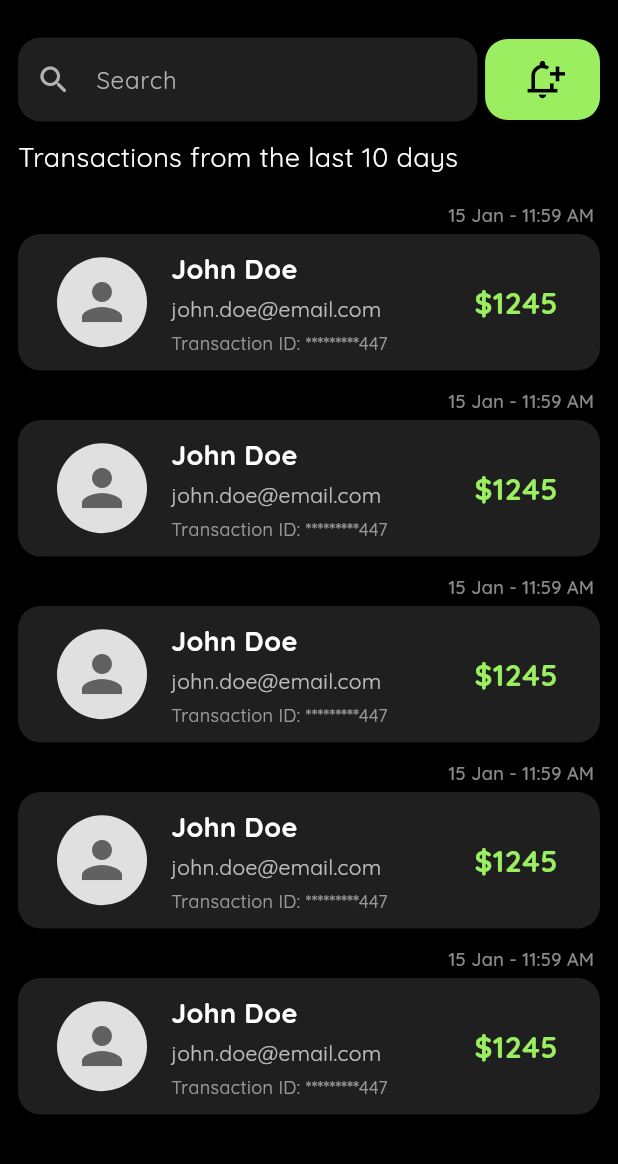
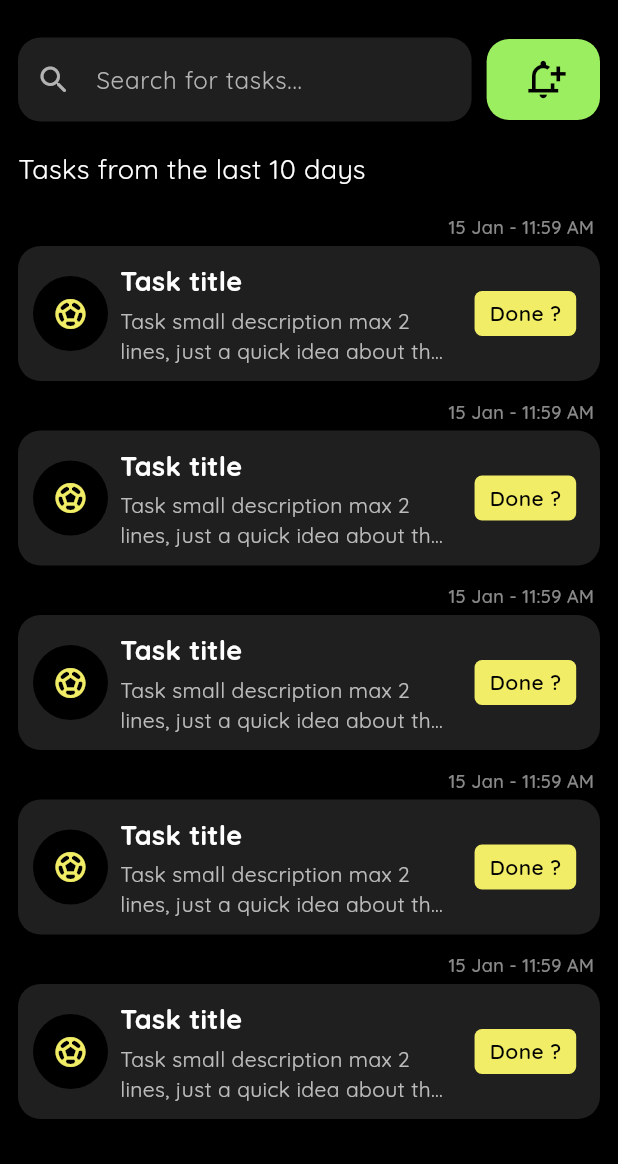
Before and after one commit to itsmeidris/reminder_of_tasks, a Flutter app: the screen it shows after launch, on a phone screen of 412 x 824 dp, the part 72-1236 px from its top. Run offline on Flutter 3.47's test engine with Material 3 defaults, Android fonts, the light colour scheme and no system bars; our stand-ins replace device_preview, flutter_local_notifications, go_router, google_fonts.

Commit message:
Notifications UI triggerig done

```diff
--- a/lib/core/app_colors.dart
+++ b/lib/core/app_colors.dart
@@ -5,7 +5,8 @@ class AppColors {
   static const myBlack2 = Color(0xFF1F1F1F);
   static const myWhite = Color(0xFFFFFFFF);
   static const myWhite2 = Color(0xFFB3B3B3);
-
   static const myGreen = Color(0xFF9AEE60);
-
+  static const myYellow = Color(0xFFF2ED66);
+  static const myRed = Color(0xFFE14D11);
+  static const myBlue = Color(0xFF0069FF);
 }
--- a/lib/views/screens/notifications_screen.dart
+++ b/lib/views/screens/notifications_screen.dart
@@ -1,6 +1,7 @@
 import 'package:flutter/material.dart';
 import 'package:notification_app/core/app_colors.dart';
 import 'package:notification_app/services/notifications_service.dart';
+import 'package:notification_app/views/widgets/custom_add_task_button.dart';
 import 'package:notification_app/views/widgets/custom_app_bar.dart';
 import 'package:notification_app/views/widgets/custom_notification.dart';
 import 'package:notification_app/views/widgets/custom_search_bar.dart';
@@ -16,7 +17,6 @@ class _NotificationsScreenState extends State<NotificationsScreen> {
   @override
   void initState() {
     super.initState();
-    Future.delayed(Duration(seconds: 5), triggerNotification);
   }
 
   void triggerNotification() {
@@ -42,18 +42,30 @@ class _NotificationsScreenState extends State<NotificationsScreen> {
           spacing: 10,
           crossAxisAlignment: CrossAxisAlignment.start,
           children: [
-            CustomActionsBar(
-              onSearchTap: () {},
-              onAddTaskTap: () {
-                scheduleNotification(); // Schedule the notification here
-              },
+            Row(
+              spacing: 10,
+              children: [
+                Expanded(
+                  flex: 4,
+                  child: CustomSearchBar(onSearchTap: () {}),
+                ),
+                Expanded(
+                  flex: 1,
+                  child: CustomAddTaskButton(onAddTaskTap: () {
+                    scheduleNotification();
+                  }),
+                )
+              ],
             ),
-            SizedBox(
-              child: Text(
-                'Transactions from the last 10 days',
-                style: TextStyle(
-                  color: AppColors.myWhite,
-                  fontSize: 18,
+            Padding(
+              padding: const EdgeInsets.only(top: 8.0),
+              child: SizedBox(
+                child: Text(
+                  'Tasks from the last 10 days',
+                  style: TextStyle(
+                    color: AppColors.myWhite,
+                    fontSize: 18,
+                  ),
                 ),
               ),
             ),
--- /dev/null
+++ b/lib/views/widgets/custom_add_task_button.dart
@@ -0,0 +1,26 @@
+import 'package:flutter/material.dart';
+import 'package:notification_app/core/app_colors.dart';
+
+class CustomAddTaskButton extends StatelessWidget {
+  final VoidCallback onAddTaskTap;
+  const CustomAddTaskButton({super.key, required this.onAddTaskTap});
+
+  @override
+  Widget build(BuildContext context) {
+    return ElevatedButton(
+      onPressed: onAddTaskTap,
+      style: ElevatedButton.styleFrom(
+          backgroundColor: AppColors.myGreen,
+          elevation: 1,
+          shape:
+              RoundedRectangleBorder(borderRadius: BorderRadius.circular(15)),
+          padding: const EdgeInsets.symmetric(vertical: 12, horizontal: 0)),
+      child: Icon(
+        Icons.notification_add_outlined,
+        size: 30,
+        color: AppColors.myBlack,
+        weight: 2,
+      ),
+    );
+  }
+}
--- a/lib/views/widgets/custom_notification.dart
+++ b/lib/views/widgets/custom_notification.dart
@@ -36,67 +36,75 @@ class CustomNotification extends StatelessWidget {
               Row(
                 children: [
                   // First Expanded: Person Icon
-                  Expanded(
-                    flex: 1,
-                    child: Center(
-                      child: CircleAvatar(
-                        radius: 30,
-                        backgroundColor: Colors.grey[300],
+                  Center(
+                    child: Container(
+                      width: 50,
+                      height: 50,
+                      decoration: BoxDecoration(
+                          borderRadius: BorderRadius.circular(50),
+                          color: AppColors.myBlack),
+                      child: Padding(
+                        padding: const EdgeInsets.all(8.0),
                         child: Icon(
-                          Icons.person,
-                          size: 40,
-                          color: Colors.grey[700],
+                          Icons.sports_soccer,
+                          color: AppColors.myYellow,
                         ),
                       ),
                     ),
                   ),
                   // Second Expanded: Name, Email, Transaction ID
                   Expanded(
-                    flex: 2,
+                    flex: 3,
+                    child: Padding(
+                      padding: const EdgeInsets.symmetric(horizontal: 8.0),
                       child: Column(
+                        spacing: 4,
                         mainAxisAlignment: MainAxisAlignment.center,
                         crossAxisAlignment: CrossAxisAlignment.start,
                         children: [
                           Text(
-                          'John Doe',
+                            'Task title',
                             style: TextStyle(
                               color: Colors.white,
                               fontWeight: FontWeight.bold,
                               fontSize: 18,
                             ),
                           ),
-                        SizedBox(height: 4),
                           Text(
-                          'john.doe@email.com',
+                            'Task small description max 2 lines, just a quick idea about the task',
+                            overflow: TextOverflow.ellipsis,
+                            maxLines: 2,
                             style: TextStyle(
                               color: Colors.white70,
                               fontSize: 14,
                             ),
                           ),
-                        SizedBox(height: 4),
-                        Text(
-                          'Transaction ID: *********447',
-                          style: TextStyle(
-                            color: Colors.white54,
-                            fontSize: 12,
+                        ],
                       ),
-                        ),
-                      ],
                     ),
                   ),
                   // Third Expanded: Transaction Price
                   Expanded(
                     flex: 1,
                     child: Center(
+                        child: GestureDetector(
+                      onTap: () {},
+                      child: Container(
+                        padding: const EdgeInsets.symmetric(
+                            vertical: 5, horizontal: 10),
+                        decoration: BoxDecoration(
+                            color: AppColors.myYellow,
+                            borderRadius: BorderRadius.circular(5)),
+                        child: FittedBox(
                           child: Text(
-                        '\$1245',
+                            'Done ?',
                             style: TextStyle(
-                          color: AppColors.myGreen,
-                          fontWeight: FontWeight.bold,
-                          fontSize: 20,
+                                color: AppColors.myBlack,
+                                fontWeight: FontWeight.w600),
                           ),
                         ),
                       ),
+                    )),
                   ),
                 ],
               ),
--- a/lib/views/widgets/custom_search_bar.dart
+++ b/lib/views/widgets/custom_search_bar.dart
@@ -1,11 +1,10 @@
 import 'package:flutter/material.dart';
 import 'package:notification_app/core/app_colors.dart';
 
-class CustomActionsBar extends StatelessWidget {
+class CustomSearchBar extends StatelessWidget {
   final VoidCallback onSearchTap;
-  final VoidCallback onAddTaskTap;
-  const CustomActionsBar(
-      {super.key, required this.onSearchTap, required this.onAddTaskTap});
+  const CustomSearchBar(
+      {super.key, required this.onSearchTap});
 
   @override
   Widget build(BuildContext context) {
@@ -25,7 +24,7 @@ class CustomActionsBar extends StatelessWidget {
                 Icons.search_rounded,
                 color: AppColors.myWhite2,
               ),
-              hintText: 'Search',
+              hintText: 'Search for tasks...',
               hintStyle: TextStyle(
                   color: AppColors.myWhite2, fontWeight: FontWeight.w400),
               contentPadding:
@@ -45,22 +44,7 @@ class CustomActionsBar extends StatelessWidget {
             ),
           ),
         ),
-        Expanded(
-            child: ElevatedButton(
-          onPressed: onAddTaskTap,
-          style: ElevatedButton.styleFrom(
-              backgroundColor: AppColors.myGreen,
-              elevation: 1,
-              shape: RoundedRectangleBorder(
-                  borderRadius: BorderRadius.circular(15)),
-              padding: const EdgeInsets.symmetric(vertical: 12, horizontal: 0)),
-          child: Icon(
-            Icons.notification_add_outlined,
-            size: 30,
-            color: AppColors.myBlack,
-            weight: 2,
-          ),
-        )),
+
       ],
     );
   }
```
Lines whose indentation alone changed are shown as unchanged.
